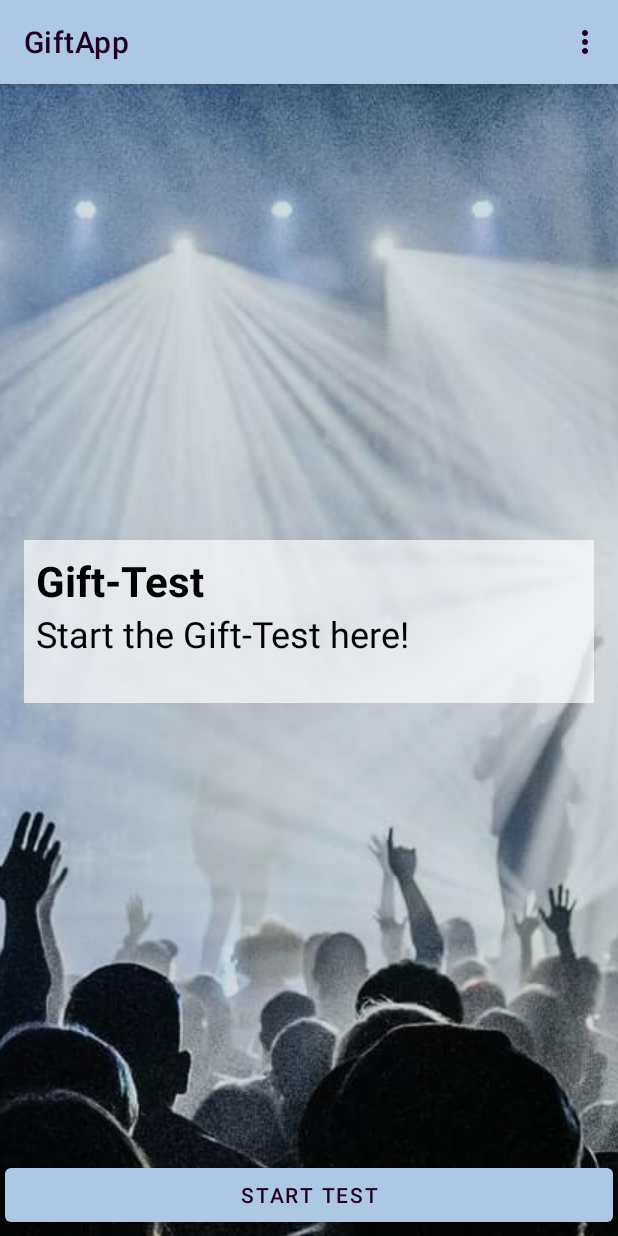
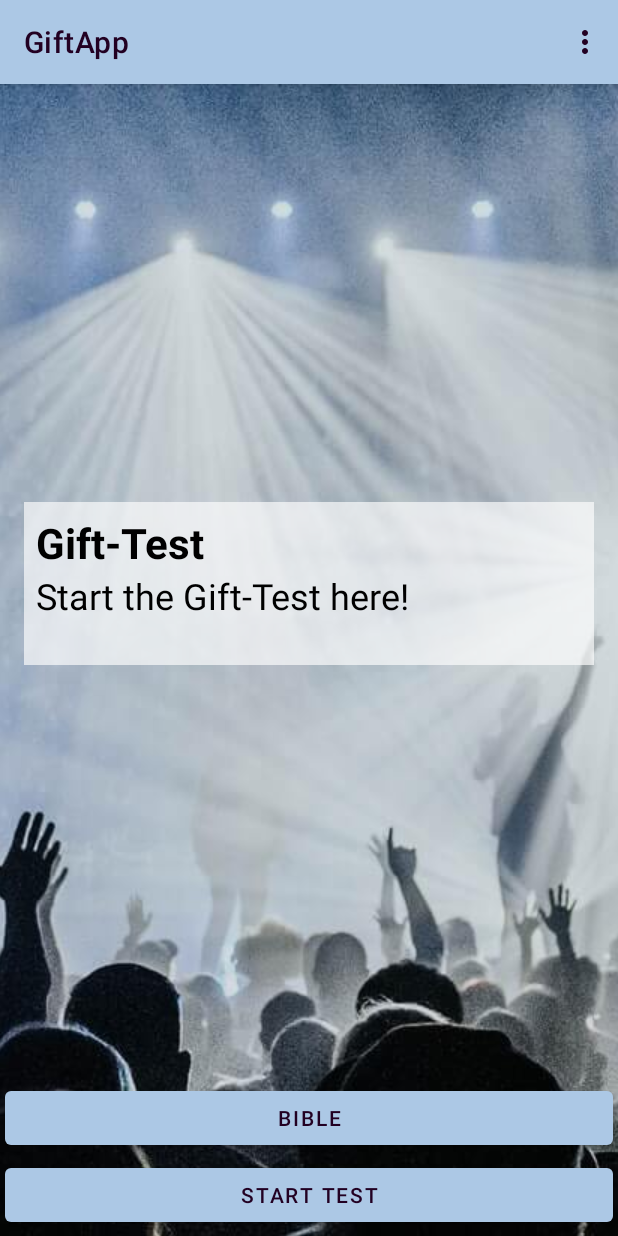
Before and after one commit to domjos1994/GiftApp, an Android app: the screen it shows after launch (MainActivity), on a phone screen of 412 x 824 dp. Run offline under Robolectric (Android 15) with nearby library versions, the phone set to English and light mode, and no system bars; our stand-ins replace navigation-ui.

Commit message:
add fragment

```diff
--- /dev/null
+++ b/app/src/main/java/de/domjos/gift_app/fragments/BibleFragment.kt
@@ -0,0 +1,6 @@
+package de.domjos.gift_app.fragments
+
+import androidx.fragment.app.Fragment
+
+class BibleFragment : Fragment() {
+}
--- a/app/src/main/java/de/domjos/gift_app/fragments/MainFragment.kt
+++ b/app/src/main/java/de/domjos/gift_app/fragments/MainFragment.kt
@@ -58,6 +58,10 @@ class MainFragment : Fragment() {
         binding.cmdMainStart.setOnClickListener {
             findNavController().navigate(R.id.action_FirstFragment_to_SecondFragment)
         }
+
+        binding.cmdMainBible.setOnClickListener {
+            findNavController().navigate(R.id.action_FirstFragment_to_FourthFragment)
+        }
     }
 
     override fun onDestroy() {
--- a/app/src/main/res/layout/fragment_main.xml
+++ b/app/src/main/res/layout/fragment_main.xml
@@ -16,7 +16,7 @@
         app:layout_constraintRight_toRightOf="parent"
         app:layout_constraintLeft_toLeftOf="parent"
         app:layout_constraintTop_toTopOf="parent"
-        app:layout_constraintBottom_toTopOf="@+id/cmdMainStart"
+        app:layout_constraintBottom_toTopOf="@+id/cmdMainBible"
         android:orientation="vertical">
         <TextView
             android:id="@+id/lblDailyVerseHeader"
@@ -42,6 +42,16 @@
     </LinearLayout>
 
     <Button
+        android:id="@+id/cmdMainBible"
+        android:layout_width="match_parent"
+        android:layout_height="wrap_content"
+        android:text="@string/bible"
+        android:layout_margin="@dimen/button_margin"
+        app:layout_constraintBottom_toTopOf="@+id/cmdMainStart"
+        app:layout_constraintEnd_toEndOf="parent"
+        app:layout_constraintStart_toStartOf="parent"/>
+
+    <Button
         android:id="@+id/cmdMainStart"
         android:layout_width="match_parent"
         android:layout_height="wrap_content"
--- a/app/src/main/res/navigation/nav_graph.xml
+++ b/app/src/main/res/navigation/nav_graph.xml
@@ -14,6 +14,9 @@
         <action
             android:id="@+id/action_FirstFragment_to_SecondFragment"
             app:destination="@id/SecondFragment" />
+        <action
+            android:id="@+id/action_FirstFragment_to_FourthFragment"
+            app:destination="@+id/FourthFragment"/>
     </fragment>
     <fragment
         android:id="@+id/SecondFragment"
@@ -38,4 +41,13 @@
             android:id="@+id/action_ThirdFragment_to_SecondFragment"
             app:destination="@id/SecondFragment" />
     </fragment>
+    <fragment
+        android:id="@+id/FourthFragment"
+        android:name="de.domjos.gift_app.fragments.BibleFragment"
+        android:label="@string/bible"
+        tools:layout="@layout/fragment_bible">
+        <action
+            android:id="@+id/action_FourthFragment_to_FirstFragment"
+            app:destination="@+id/FirstFragment"/>
+    </fragment>
 </navigation>
--- a/app/src/main/res/values/strings.xml
+++ b/app/src/main/res/values/strings.xml
@@ -49,4 +49,7 @@
             </p>
         ]]>
     </string>
+
+    // bible
+    <string name="bible">Bible</string>
 </resources>
```
Also changed, not shown: app/src/main/res/layout/fragment_bible.xml (added, +10 -0 lines), 1 other file.
